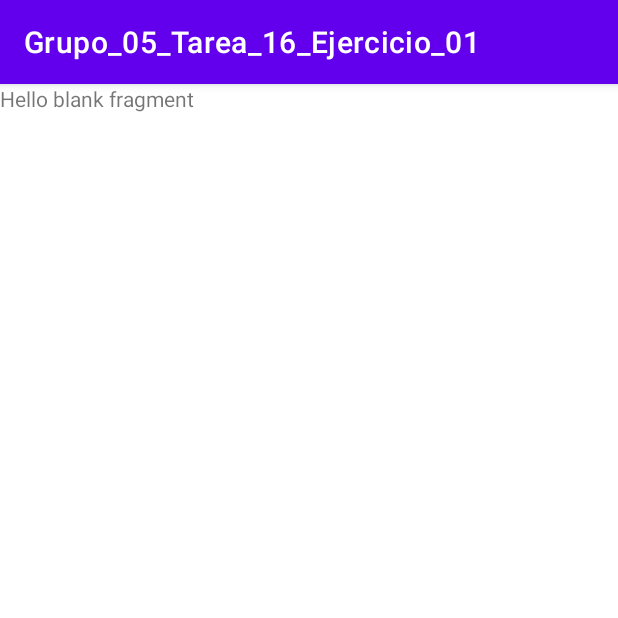
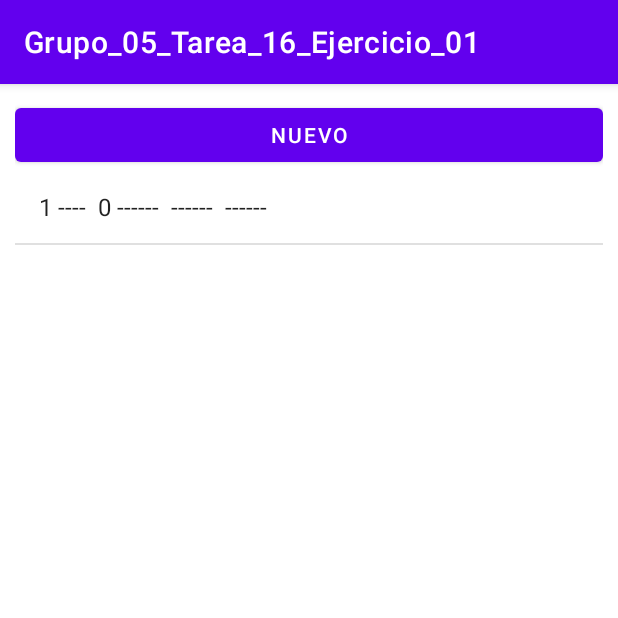
Before and after one commit to EspJhon/Grupo_05_Tarea_16_Ejercicio_01, an Android app: the fragment AudienciaFragment shown on its own in the app's theme, on a phone screen of 412 x 824 dp, the top half of it. Run offline under Robolectric (Android 15) with nearby library versions, the phone set to English and light mode, and no system bars.

Commit message:
Agregar audiencia

```diff
--- a/app/src/main/AndroidManifest.xml
+++ b/app/src/main/AndroidManifest.xml
@@ -19,9 +19,13 @@
         android:theme="@style/Theme.Grupo_05_Tarea_16_Ejercicio_01"
         tools:targetApi="31">
         <activity
+            android:name=".fragments.Audiencia.AgregarAudienciaActivity"
+            android:exported="false"
+            android:theme="@style/Theme.Grupo_05_Tarea_16_Ejercicio_01.NoActionBar"/>
+        <activity
             android:name=".fragments.Accidente.AgregarAccidenteActivity"
             android:exported="false"
-            android:theme="@style/Theme.Grupo_05_Tarea_16_Ejercicio_01.NoActionBar"/>
+            android:theme="@style/Theme.Grupo_05_Tarea_16_Ejercicio_01.NoActionBar" />
         <activity
             android:name=".MainActivity"
             android:exported="true"
--- a/app/src/main/java/com/example/grupo_05_tarea_16_ejercicio_01/fragments/Audiencia/AudienciaFragment.java
+++ b/app/src/main/java/com/example/grupo_05_tarea_16_ejercicio_01/fragments/Audiencia/AudienciaFragment.java
@@ -1,5 +1,6 @@
 package com.example.grupo_05_tarea_16_ejercicio_01.fragments.Audiencia;
 
+import android.content.Intent;
 import android.os.Bundle;
 
 import androidx.fragment.app.Fragment;
@@ -7,10 +8,21 @@ import androidx.fragment.app.Fragment;
 import android.view.LayoutInflater;
 import android.view.View;
 import android.view.ViewGroup;
+import android.widget.ArrayAdapter;
+import android.widget.Button;
+import android.widget.ListView;
 
 import com.example.grupo_05_tarea_16_ejercicio_01.R;
+import com.example.grupo_05_tarea_16_ejercicio_01.db.DBHelper;
+import com.example.grupo_05_tarea_16_ejercicio_01.modelo.Audiencia;
+
+import java.util.ArrayList;
 
 public class AudienciaFragment extends Fragment {
+
+    private ListView lv_audiencias;
+    private Button btn_nuevaAudiencia;
+    private DBHelper dbHelper;
 
     public AudienciaFragment() {
         // Required empty public constructor
@@ -34,9 +46,35 @@ public class AudienciaFragment extends Fragment {
     @Override
     public View onCreateView(LayoutInflater inflater, ViewGroup container,
                              Bundle savedInstanceState) {
+
+        dbHelper = new DBHelper(getActivity());
+
         View view = inflater.inflate(R.layout.fragment_audiencia, container, false);
 
+        lv_audiencias=view.findViewById(R.id.lv_audiencias);
+        btn_nuevaAudiencia=view.findViewById(R.id.btn_nuevaAudiencia);
+
+        btn_nuevaAudiencia.setOnClickListener(new View.OnClickListener() {
+            @Override
+            public void onClick(View v) {
+                Intent intent = new Intent(getActivity(), AgregarAudienciaActivity.class);
+                startActivity(intent);
+            }
+        });
 
         return view;
     }
+
+    @Override
+    public void onResume() {
+        super.onResume();
+        ListarAudiencias();
+    }
+
+    public void ListarAudiencias() {
+        ArrayList<Audiencia> audiencias = dbHelper.get_all_Audiencias();
+        ArrayAdapter<Audiencia> adapter = new ArrayAdapter<>(getActivity(), android.R.layout.simple_list_item_1, audiencias);
+        lv_audiencias.setAdapter(adapter);
+    }
+
 }
--- a/app/src/main/java/com/example/grupo_05_tarea_16_ejercicio_01/modelo/Audiencia.java
+++ b/app/src/main/java/com/example/grupo_05_tarea_16_ejercicio_01/modelo/Audiencia.java
@@ -1,4 +1,6 @@
 package com.example.grupo_05_tarea_16_ejercicio_01.modelo;
+
+import androidx.annotation.NonNull;
 
 public class Audiencia {
     private int IdAudiencia;
@@ -56,4 +58,11 @@ public class Audiencia {
     public void setHora(String hora) {
         this.hora = hora;
     }
+
+    @NonNull
+    @Override
+    public String toString() {
+        return getIdAudiencia() + " ----  " + getCodigo() + " ------ " + getLugar() + " ------ " +
+                getFecha() + " ------ " + getHora();
+    }
 }
--- a/app/src/main/res/layout/fragment_audiencia.xml
+++ b/app/src/main/res/layout/fragment_audiencia.xml
@@ -5,10 +5,29 @@
     android:layout_height="match_parent"
     tools:context=".fragments.Audiencia.AudienciaFragment">
 
-    <!-- TODO: Update blank fragment layout -->
-    <TextView
+    <LinearLayout
         android:layout_width="match_parent"
         android:layout_height="match_parent"
-        android:text="@string/hello_blank_fragment" />
+        android:orientation="vertical"
+        android:padding="10dp">
+
+        <LinearLayout
+            android:layout_width="match_parent"
+            android:layout_height="match_parent"
+            android:orientation="vertical">
+
+            <Button
+                android:id="@+id/btn_nuevaAudiencia"
+                android:layout_width="match_parent"
+                android:layout_height="wrap_content"
+                android:text="Nuevo"/>
+
+            <ListView
+                android:id="@+id/lv_audiencias"
+                android:layout_width="match_parent"
+                android:layout_height="match_parent"/>
+
+        </LinearLayout>
+    </LinearLayout>
 
 </FrameLayout>
```
Also changed, not shown: app/src/main/java/com/example/grupo_05_tarea_16_ejercicio_01/fragments/Audiencia/AgregarAudienciaActivity.java (added, +65 -0 lines), app/src/main/res/layout/activity_agregar_audiencia.xml (added, +57 -0 lines).
